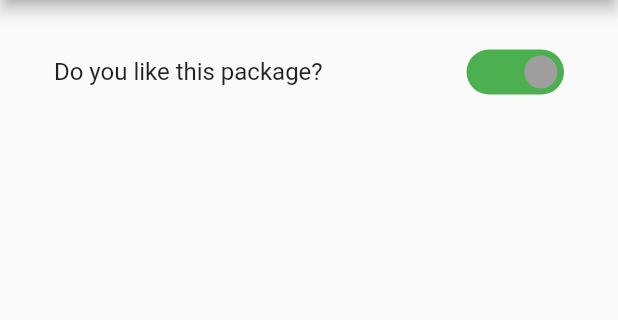
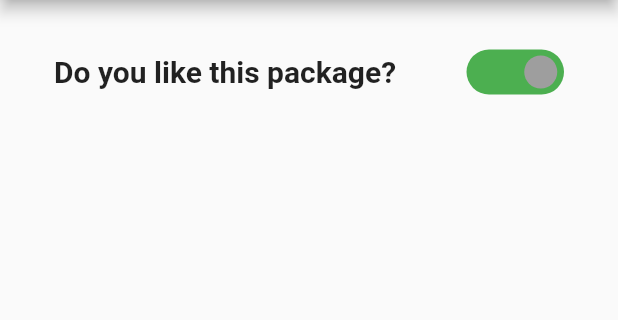
Before and after one commit to ffr-devteam/ffr_custom_switch, a Flutter app: the screen it shows after launch, on a phone screen of 412 x 824 dp, the part 84-404 px from its top. Run offline on Flutter 3.47's test engine with Material 2 defaults, Android fonts, the phone set to English and light mode, and no system bars.

Commit message:
added customizing option for lable

```diff
--- a/example/lib/main.dart
+++ b/example/lib/main.dart
@@ -44,6 +44,7 @@ class _MyHomePageState extends State<MyHomePage> {
               inactiveColor: Colors.red,
               activeColor: Colors.green,
               lable: 'Do you like this package?',
+              style: TextStyle(fontSize: 20, fontWeight: FontWeight.bold),
               thumbColor: Colors.grey),
         ),
       ),
--- a/lib/ffr_custom_switch.dart
+++ b/lib/ffr_custom_switch.dart
@@ -10,6 +10,7 @@ class FFRCustomSwitch extends StatefulWidget {
   final Color inactiveColor;
   final Color thumbColor;
   final String lable;
+  final TextStyle style;
 
   const FFRCustomSwitch({
     Key key,
@@ -19,6 +20,7 @@ class FFRCustomSwitch extends StatefulWidget {
     @required this.activeColor,
     @required this.lable,
     @required this.thumbColor,
+    this.style,
   }) : super(key: key);
 
   @override
@@ -58,7 +60,7 @@ class _FFRCustomSwitchState extends State<FFRCustomSwitch> with SingleTickerProv
                 : widget.onChanged(false);
           },
           child: ListTile(
-            title: Text(widget.lable),
+            title: Text(widget.lable, style: widget.style,),
             trailing: Container(
               width: 65,
               height: 30,
```
Also changed, not shown: 1 other file.
